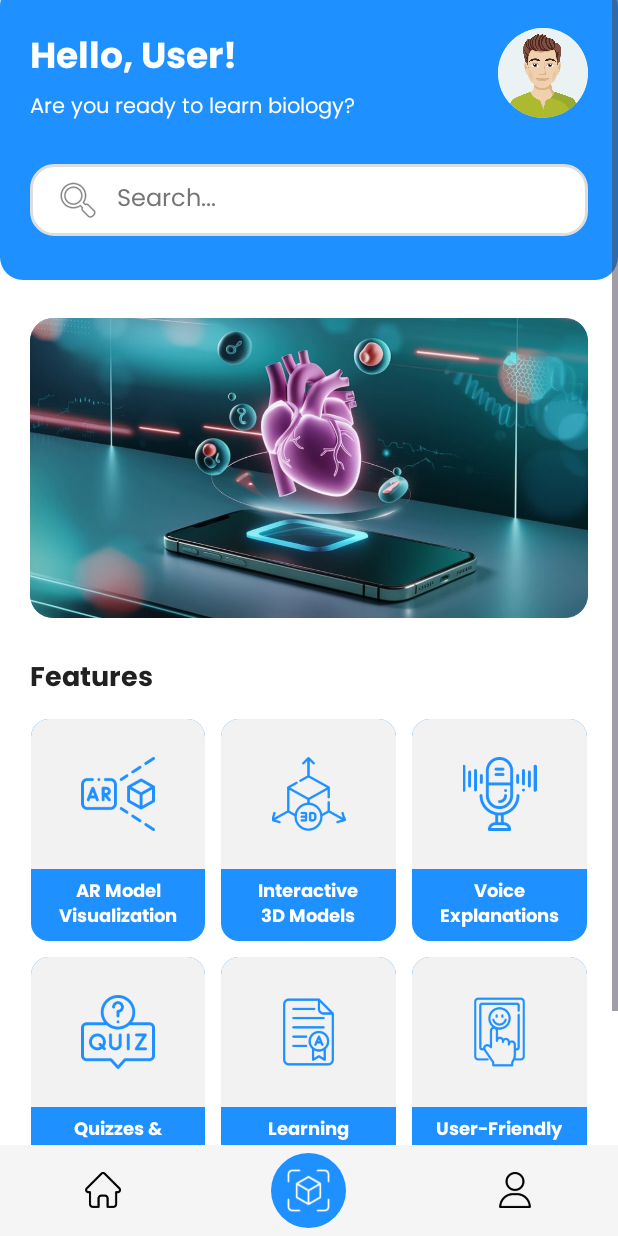
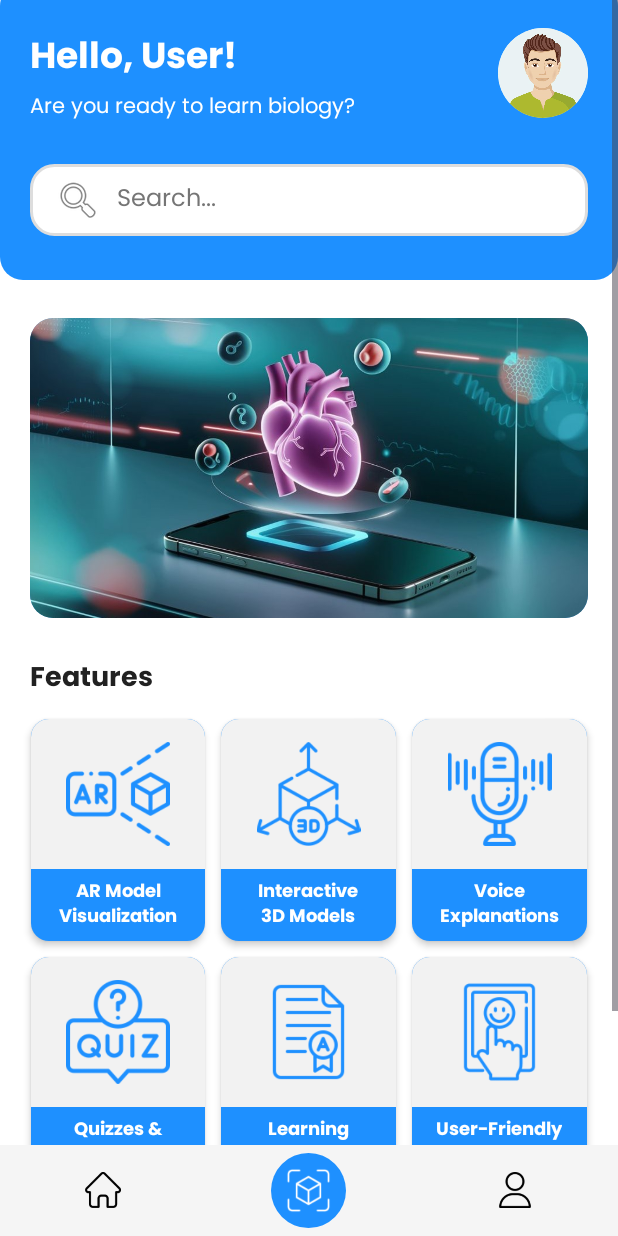
Before and after one commit to Sahan-99/bioview_app, an Android app: the MainActivity screen opened directly, with no data from a screen before it, on a phone screen of 412 x 824 dp. Run offline under Robolectric (Android 15) with nearby library versions, the phone set to English and light mode, and no system bars; our stand-ins replace Volley; pictures from the network do not load; 1 statement that could not run was skipped.

Commit message:
change design featue item xml

```diff
--- a/app/src/main/res/layout/feature_item.xml
+++ b/app/src/main/res/layout/feature_item.xml
@@ -6,6 +6,7 @@
     android:orientation="vertical"
     android:gravity="center"
     android:padding="0dp"
+    android:elevation="3dp"
     android:background="@drawable/rounded_blue_background">
 
     <ImageView
@@ -15,8 +16,8 @@
         android:layout_gravity="center"
         android:src="@drawable/ic_home"
         android:background="@drawable/white_box_background"
-        android:paddingTop="25dp"
-        android:paddingBottom="25dp"/>
+        android:paddingTop="15dp"
+        android:paddingBottom="15dp"/>
 
     <TextView
         android:id="@+id/feature_name"
```
